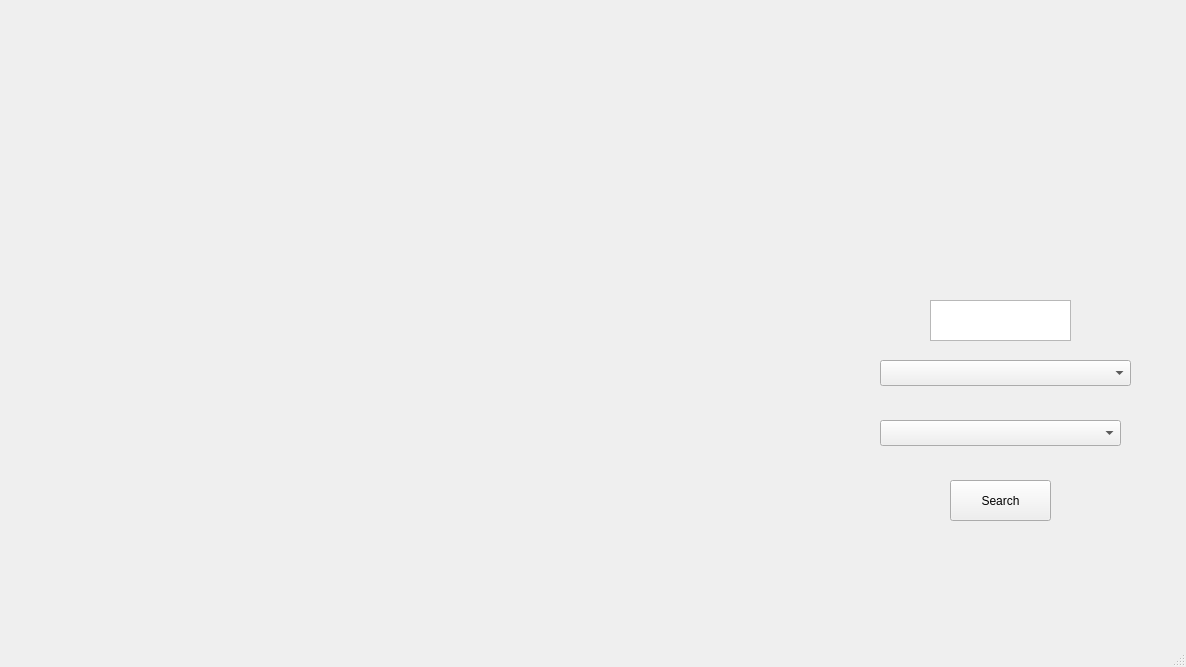
Before: the Qt Designer form mainwindow.ui in makkacprzak/smog-control, drawn with Qt 5.
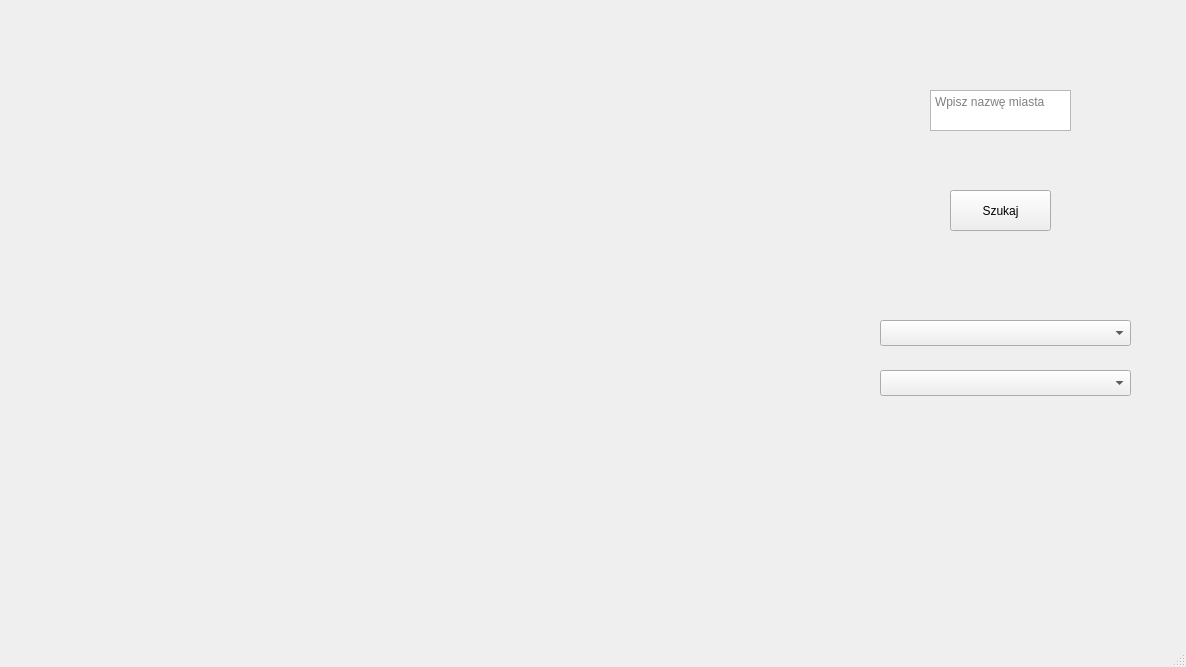
After: the same form once the commit is applied.

What changed in the file:
```diff
--- a/mainwindow.ui
+++ b/mainwindow.ui
@@ -18,31 +18,37 @@
     <property name="geometry">
      <rect>
       <x>930</x>
-      <y>300</y>
+      <y>90</y>
       <width>141</width>
       <height>41</height>
      </rect>
     </property>
+    <property name="documentTitle">
+     <string/>
+    </property>
+    <property name="placeholderText">
+     <string>Wpisz nazwę miasta</string>
+    </property>
    </widget>
    <widget class="QPushButton" name="searchBtn">
     <property name="geometry">
      <rect>
       <x>950</x>
-      <y>480</y>
+      <y>190</y>
       <width>101</width>
       <height>41</height>
      </rect>
     </property>
     <property name="text">
-     <string>Search</string>
+     <string>Szukaj</string>
     </property>
    </widget>
    <widget class="QComboBox" name="stationComboBox">
     <property name="geometry">
      <rect>
       <x>880</x>
-      <y>420</y>
-      <width>241</width>
+      <y>320</y>
+      <width>251</width>
       <height>26</height>
      </rect>
     </property>
@@ -51,7 +57,7 @@
     <property name="geometry">
      <rect>
       <x>880</x>
-      <y>360</y>
+      <y>370</y>
       <width>251</width>
       <height>26</height>
      </rect>
```
